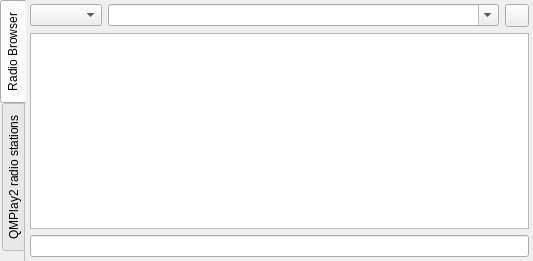
Old version of the form src/modules/Extensions/Radio/Radio.ui in the repository zaps166/QMPlay2.
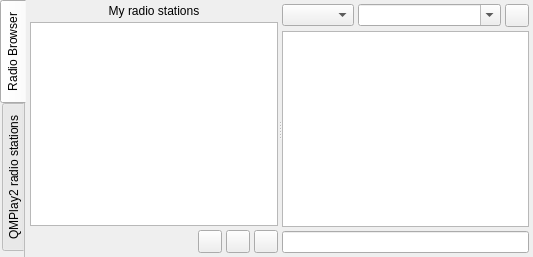
New version of the form. Custom widgets are drawn as their Qt base class.

Commit message:
Move "My radio stations" into "Radio Browser" tab and add DnD
Closes #136

Patch:
```diff
--- a/src/modules/Extensions/Radio/Radio.ui
+++ b/src/modules/Extensions/Radio/Radio.ui
@@ -19,84 +19,35 @@
     <property name="margin">
      <number>4</number>
     </property>
-    <item row="1" column="0" colspan="3">
-     <widget class="QTreeView" name="radioView">
-      <property name="contextMenuPolicy">
-       <enum>Qt::CustomContextMenu</enum>
-      </property>
-      <property name="verticalScrollMode">
-       <enum>QAbstractItemView::ScrollPerPixel</enum>
-      </property>
-      <property name="horizontalScrollMode">
-       <enum>QAbstractItemView::ScrollPerPixel</enum>
-      </property>
-      <property name="indentation">
-       <number>0</number>
-      </property>
-      <property name="rootIsDecorated">
-       <bool>false</bool>
-      </property>
-      <property name="uniformRowHeights">
-       <bool>true</bool>
-      </property>
-      <property name="itemsExpandable">
-       <bool>false</bool>
-      </property>
-      <property name="sortingEnabled">
-       <bool>true</bool>
-      </property>
-      <property name="expandsOnDoubleClick">
-       <bool>false</bool>
-      </property>
-      <attribute name="headerStretchLastSection">
-       <bool>false</bool>
-      </attribute>
-     </widget>
-    </item>
-    <item row="0" column="2">
-     <widget class="QToolButton" name="addRadioBrowserStationButton">
-      <property name="toolTip">
-       <string>Add new radio station</string>
-      </property>
-     </widget>
-    </item>
-    <item row="0" column="1">
-     <widget class="QComboBox" name="searchComboBox">
-      <property name="sizePolicy">
-       <sizepolicy hsizetype="Expanding" vsizetype="Fixed">
-        <horstretch>0</horstretch>
-        <verstretch>0</verstretch>
-       </sizepolicy>
-      </property>
-      <property name="editable">
-       <bool>true</bool>
-      </property>
-     </widget>
-    </item>
-    <item row="0" column="0">
-     <widget class="QComboBox" name="searchByComboBox"/>
-    </item>
-    <item row="2" column="0" colspan="3">
-     <widget class="LineEdit" name="filterEdit"/>
-    </item>
-   </layout>
-  </widget>
-  <widget class="QWidget" name="qmplay2Tab">
-   <attribute name="title">
-    <string>QMPlay2 radio stations</string>
-   </attribute>
-   <layout class="QGridLayout" name="gridLayout_2">
-    <property name="margin">
+    <property name="topMargin">
      <number>4</number>
     </property>
+    <property name="rightMargin">
+     <number>4</number>
+    </property>
+    <property name="bottomMargin">
+     <number>4</number>
+    </property>
     <item row="0" column="0">
-     <widget class="QSplitter" name="splitter">
+     <widget class="QSplitter" name="radioBrowserSplitter">
       <property name="orientation">
        <enum>Qt::Horizontal</enum>
       </property>
       <widget class="QWidget" name="widget" native="true">
        <layout class="QVBoxLayout" name="verticalLayout">
-        <property name="margin">
+        <property name="spacing">
+         <number>4</number>
+        </property>
+        <property name="leftMargin">
+         <number>0</number>
+        </property>
+        <property name="topMargin">
+         <number>0</number>
+        </property>
+        <property name="rightMargin">
+         <number>0</number>
+        </property>
+        <property name="bottomMargin">
          <number>0</number>
         </property>
         <item>
@@ -168,6 +119,121 @@
         </item>
        </layout>
       </widget>
+      <widget class="QWidget" name="widget_3" native="true">
+       <layout class="QVBoxLayout" name="verticalLayout_3">
+        <property name="spacing">
+         <number>4</number>
+        </property>
+        <property name="leftMargin">
+         <number>0</number>
+        </property>
+        <property name="topMargin">
+         <number>0</number>
+        </property>
+        <property name="rightMargin">
+         <number>0</number>
+        </property>
+        <property name="bottomMargin">
+         <number>0</number>
+        </property>
+        <item>
+         <layout class="QHBoxLayout" name="horizontalLayout_7">
+          <item>
+           <widget class="QComboBox" name="searchByComboBox"/>
+          </item>
+          <item>
+           <widget class="QComboBox" name="searchComboBox">
+            <property name="sizePolicy">
+             <sizepolicy hsizetype="Expanding" vsizetype="Fixed">
+              <horstretch>0</horstretch>
+              <verstretch>0</verstretch>
+             </sizepolicy>
+            </property>
+            <property name="editable">
+             <bool>true</bool>
+            </property>
+           </widget>
+          </item>
+          <item>
+           <widget class="QToolButton" name="addRadioBrowserStationButton">
+            <property name="toolTip">
+             <string>Add new radio station</string>
+            </property>
+           </widget>
+          </item>
+         </layout>
+        </item>
+        <item>
+         <widget class="QTreeView" name="radioView">
+          <property name="contextMenuPolicy">
+           <enum>Qt::CustomContextMenu</enum>
+          </property>
+          <property name="dragEnabled">
+           <bool>true</bool>
+          </property>
+          <property name="dragDropMode">
+           <enum>QAbstractItemView::DragOnly</enum>
+          </property>
+          <property name="verticalScrollMode">
+           <enum>QAbstractItemView::ScrollPerPixel</enum>
+          </property>
+          <property name="horizontalScrollMode">
+           <enum>QAbstractItemView::ScrollPerPixel</enum>
+          </property>
+          <property name="indentation">
+           <number>0</number>
+          </property>
+          <property name="rootIsDecorated">
+           <bool>false</bool>
+          </property>
+          <property name="uniformRowHeights">
+           <bool>true</bool>
+          </property>
+          <property name="itemsExpandable">
+           <bool>false</bool>
+          </property>
+          <property name="sortingEnabled">
+           <bool>true</bool>
+          </property>
+          <property name="expandsOnDoubleClick">
+           <bool>false</bool>
+          </property>
+          <attribute name="headerStretchLastSection">
+           <bool>false</bool>
+          </attribute>
+         </widget>
+        </item>
+        <item>
+         <widget class="LineEdit" name="filterEdit"/>
+        </item>
+       </layout>
+      </widget>
+     </widget>
+    </item>
+   </layout>
+  </widget>
+  <widget class="QWidget" name="qmplay2Tab">
+   <attribute name="title">
+    <string>QMPlay2 radio stations</string>
+   </attribute>
+   <layout class="QGridLayout" name="gridLayout_2">
+    <property name="leftMargin">
+     <number>4</number>
+    </property>
+    <property name="topMargin">
+     <number>4</number>
+    </property>
+    <property name="rightMargin">
+     <number>4</number>
+    </property>
+    <property name="bottomMargin">
+     <number>4</number>
+    </property>
+    <item row="0" column="0">
+     <widget class="QSplitter" name="splitter">
+      <property name="orientation">
+       <enum>Qt::Horizontal</enum>
+      </property>
       <widget class="QWidget" name="widget_2" native="true">
        <layout class="QVBoxLayout" name="verticalLayout_2">
         <property name="margin">
```
Left out of the diff: 36 changed lines with no effect on the pictures. The commit also changes 2 other files.
